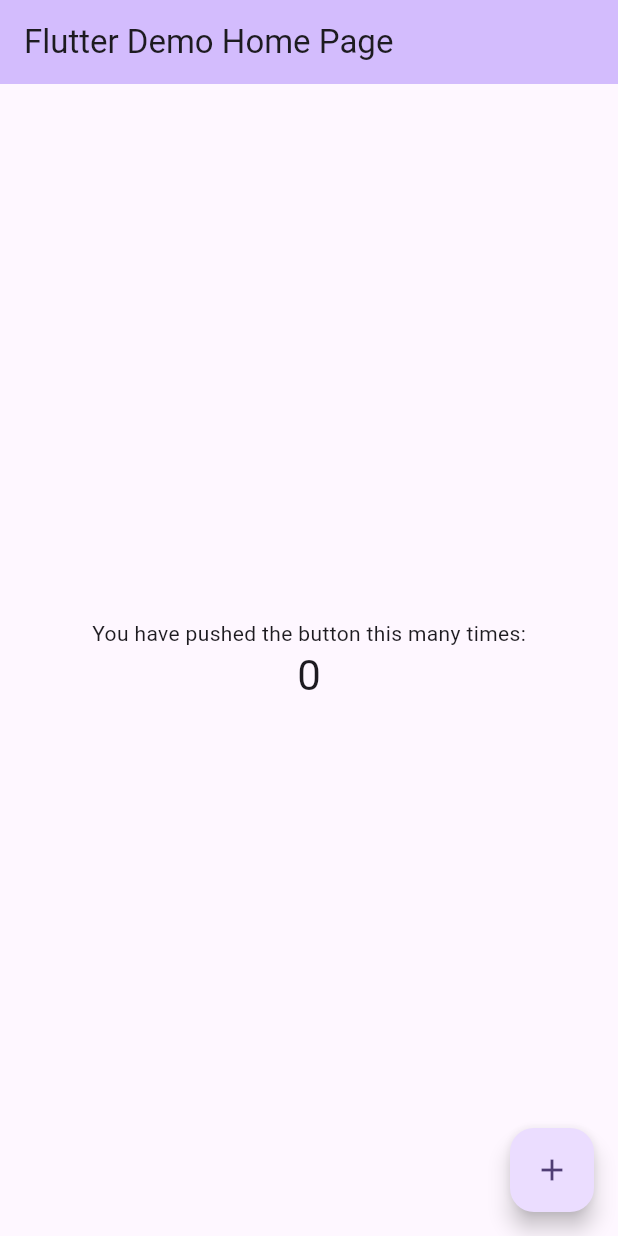
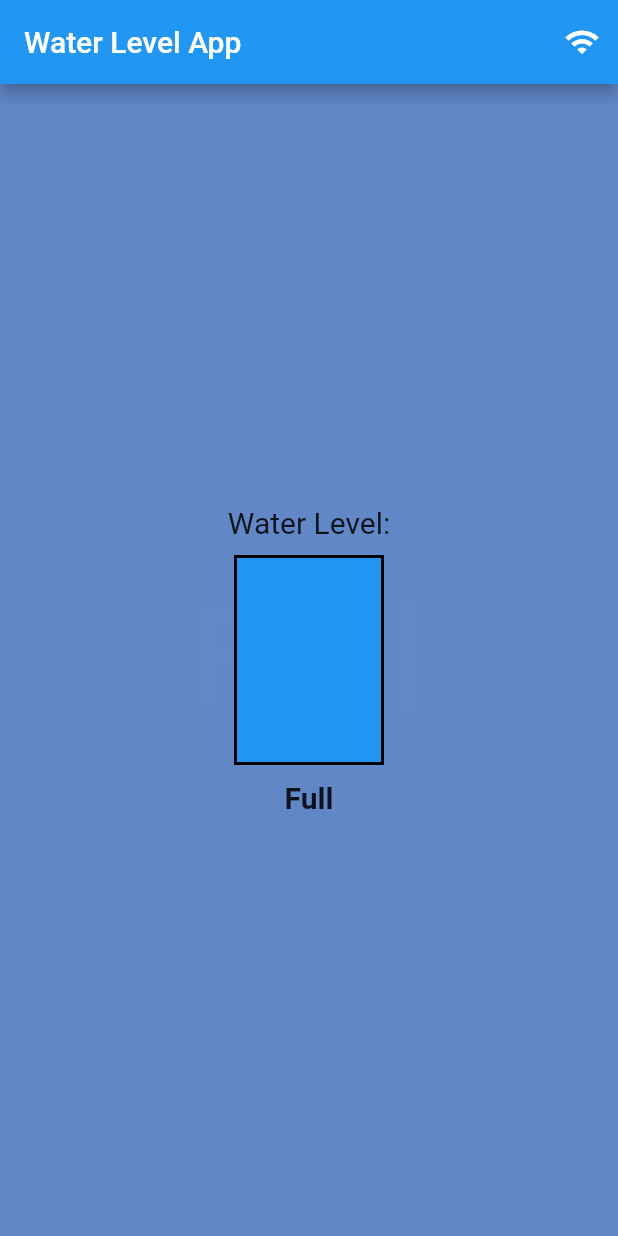
Before and after one commit to MukulMBR/waterlevel, a Flutter app: the screen it shows after launch, on a phone screen of 412 x 824 dp. Run offline on Flutter 3.47's test engine with Material 2 defaults, Android fonts, the phone set to English and light mode, and no system bars; our stand-ins replace firebase_core, firebase_database; accounts and stored records are empty.

Commit message:
water level

```diff
--- a/lib/main.dart
+++ b/lib/main.dart
@@ -1,125 +1,152 @@
 import 'package:flutter/material.dart';
+import 'package:firebase_core/firebase_core.dart';
+import 'package:firebase_database/firebase_database.dart';
+import 'package:waterlevel/firebase_options.dart';
+import 'package:waterlevel/wifi.dart';
 
-void main() {
-  runApp(const MyApp());
+void main() async {
+  WidgetsFlutterBinding.ensureInitialized();
+  await Firebase.initializeApp(
+    options: DefaultFirebaseOptions.currentPlatform,
+  );
+  runApp(MyApp());
 }
 
 class MyApp extends StatelessWidget {
-  const MyApp({super.key});
-
-  // This widget is the root of your application.
   @override
   Widget build(BuildContext context) {
     return MaterialApp(
-      title: 'Flutter Demo',
-      theme: ThemeData(
-        // This is the theme of your application.
-        //
-        // TRY THIS: Try running your application with "flutter run". You'll see
-        // the application has a blue toolbar. Then, without quitting the app,
-        // try changing the seedColor in the colorScheme below to Colors.green
-        // and then invoke "hot reload" (save your changes or press the "hot
-        // reload" button in a Flutter-supported IDE, or press "r" if you used
-        // the command line to start the app).
-        //
-        // Notice that the counter didn't reset back to zero; the application
-        // state is not lost during the reload. To reset the state, use hot
-        // restart instead.
-        //
-        // This works for code too, not just values: Most code changes can be
-        // tested with just a hot reload.
-        colorScheme: ColorScheme.fromSeed(seedColor: Colors.deepPurple),
-        useMaterial3: true,
-      ),
-      home: const MyHomePage(title: 'Flutter Demo Home Page'),
+      title: 'Water Level App',
+      home: WaterLevelPage(),
     );
   }
 }
 
-class MyHomePage extends StatefulWidget {
-  const MyHomePage({super.key, required this.title});
+class WaterLevelPage extends StatefulWidget {
+  @override
+  _WaterLevelPageState createState() => _WaterLevelPageState();
+}
 
-  // This widget is the home page of your application. It is stateful, meaning
-  // that it has a State object (defined below) that contains fields that affect
-  // how it looks.
+class _WaterLevelPageState extends State<WaterLevelPage> {
+  late DatabaseReference _databaseReference;
+  double distance = 0.0; // Initialize distance to zero
 
-  // This class is the configuration for the state. It holds the values (in this
-  // case the title) provided by the parent (in this case the App widget) and
-  // used by the build method of the State. Fields in a Widget subclass are
-  // always marked "final".
-
-  final String title;
+  void navigateToWifiSettingsPage() {
+    Navigator.push(
+      context,
+      MaterialPageRoute(builder: (context) => WifiPage()),
+    );
+  }
 
   @override
-  State<MyHomePage> createState() => _MyHomePageState();
+  void initState() {
+    super.initState();
+    _databaseReference =
+        FirebaseDatabase.instance.reference().child('/WaterLevel/distance');
+    _databaseReference.onValue.listen((event) {
+      if (event.snapshot.value != null) {
+        setState(() {
+          distance = double.parse(event.snapshot.value.toString());
+        });
       }
-
-class _MyHomePageState extends State<MyHomePage> {
-  int _counter = 0;
-
-  void _incrementCounter() {
-    setState(() {
-      // This call to setState tells the Flutter framework that something has
-      // changed in this State, which causes it to rerun the build method below
-      // so that the display can reflect the updated values. If we changed
-      // _counter without calling setState(), then the build method would not be
-      // called again, and so nothing would appear to happen.
-      _counter++;
     });
   }
 
   @override
   Widget build(BuildContext context) {
-    // This method is rerun every time setState is called, for instance as done
-    // by the _incrementCounter method above.
-    //
-    // The Flutter framework has been optimized to make rerunning build methods
-    // fast, so that you can just rebuild anything that needs updating rather
-    // than having to individually change instances of widgets.
+    Size size = MediaQuery.of(context).size;
+    double tankHeight = 140.0; // Height of the tank in units (e.g., pixels)
+    double fillHeight = (distance < 20) ? tankHeight : tankHeight * (1 - (distance / 20.0));
+    String waterLevelText =
+        (distance < 20) ? 'Full' : '${(distance * 100).toStringAsFixed(2)}%';
+
     return Scaffold(
       appBar: AppBar(
-        // TRY THIS: Try changing the color here to a specific color (to
-        // Colors.amber, perhaps?) and trigger a hot reload to see the AppBar
-        // change color while the other colors stay the same.
-        backgroundColor: Theme.of(context).colorScheme.inversePrimary,
-        // Here we take the value from the MyHomePage object that was created by
-        // the App.build method, and use it to set our appbar title.
-        title: Text(widget.title),
+        title: Text('Water Level App'),
+        actions: [
+          IconButton(
+            icon: Icon(Icons.wifi),
+            onPressed: navigateToWifiSettingsPage,
           ),
-      body: Center(
-        // Center is a layout widget. It takes a single child and positions it
-        // in the middle of the parent.
+        ],
+      ),
+      body: Stack(
+        children: [
+          Center(
+            child: Text(waterLevelText,
+              style: TextStyle(
+                fontWeight: FontWeight.w600,
+                wordSpacing: 3,
+                color: Colors.white.withOpacity(.7)),
+                textScaleFactor: 7),
+          ),
+          CustomPaint(
+            painter: MyPainter(fillHeight / tankHeight), // Pass fill percentage
+            child: SizedBox(
+              height: size.height,
+              width: size.width,
+            ),
+          ),
+          Center(
             child: Column(
-          // Column is also a layout widget. It takes a list of children and
-          // arranges them vertically. By default, it sizes itself to fit its
-          // children horizontally, and tries to be as tall as its parent.
-          //
-          // Column has various properties to control how it sizes itself and
-          // how it positions its children. Here we use mainAxisAlignment to
-          // center the children vertically; the main axis here is the vertical
-          // axis because Columns are vertical (the cross axis would be
-          // horizontal).
-          //
-          // TRY THIS: Invoke "debug painting" (choose the "Toggle Debug Paint"
-          // action in the IDE, or press "p" in the console), to see the
-          // wireframe for each widget.
               mainAxisAlignment: MainAxisAlignment.center,
               children: <Widget>[
-            const Text(
-              'You have pushed the button this many times:',
+                Text(
+                  'Water Level:',
+                  style: TextStyle(fontSize: 20),
                 ),
+                SizedBox(height: 10),
+                Container(
+                  width: 100,
+                  height: tankHeight,
+                  decoration: BoxDecoration(
+                    border: Border.all(width: 2),
+                  ),
+                  child: Align(
+                    alignment: Alignment.bottomCenter,
+                    child: Container(
+                      width: 100,
+                      height: fillHeight,
+                      color: Colors.blue,
+                    ),
+                  ),
+                ),
+                SizedBox(height: 10),
                 Text(
-              '$_counter',
-              style: Theme.of(context).textTheme.headlineMedium,
+                  waterLevelText,
+                  style: TextStyle(fontSize: 20, fontWeight: FontWeight.bold),
                 ),
               ],
             ),
           ),
-      floatingActionButton: FloatingActionButton(
-        onPressed: _incrementCounter,
-        tooltip: 'Increment',
-        child: const Icon(Icons.add),
-      ), // This trailing comma makes auto-formatting nicer for build methods.
+        ],
+      ),
     );
   }
 }
+
+class MyPainter extends CustomPainter {
+  final double fillPercentage;
+
+  MyPainter(this.fillPercentage);
+
+  @override
+  void paint(Canvas canvas, Size size) {
+    var paint = Paint()
+      ..color = Color(0xff3B6ABA).withOpacity(.8)
+      ..style = PaintingStyle.fill;
+
+    var path = Path()
+      ..moveTo(0, size.height * (1 - fillPercentage))
+      ..lineTo(size.width, size.height * (1 - fillPercentage))
+      ..lineTo(size.width, size.height)
+      ..lineTo(0, size.height);
+
+    canvas.drawPath(path, paint);
+  }
+
+  @override
+  bool shouldRepaint(covariant CustomPainter oldDelegate) {
+    return true;
+  }
+}
--- a/pubspec.yaml
+++ b/pubspec.yaml
@@ -35,6 +35,9 @@ dependencies:
   # The following adds the Cupertino Icons font to your application.
   # Use with the CupertinoIcons class for iOS style icons.
   cupertino_icons: ^1.0.2
+  http: ^1.1.0
+  firebase_core: ^2.15.0
+  firebase_database: ^10.2.4
 
 dev_dependencies:
   flutter_test:
```
Also changed, not shown: lib/wifi.dart (added, +186 -0 lines), lib/firebase_options.dart (added), pubspec.lock, 9 other files. Lines whose indentation alone changed are shown as unchanged.
